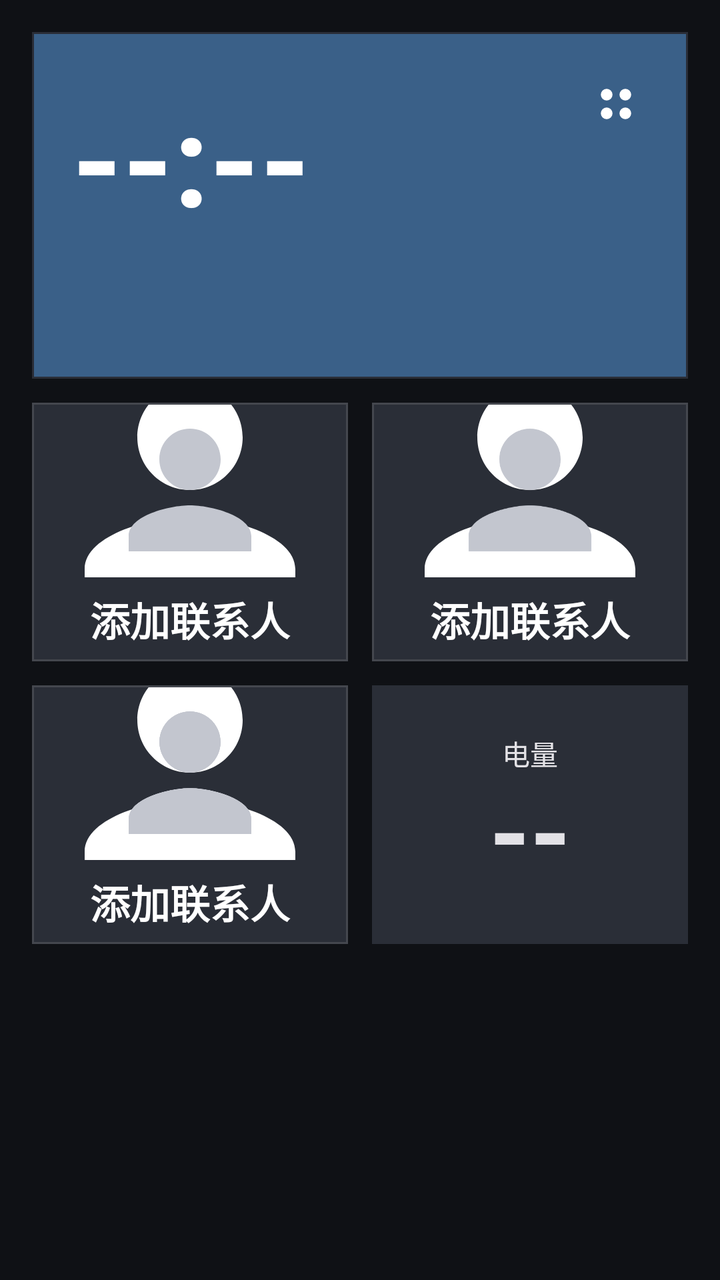
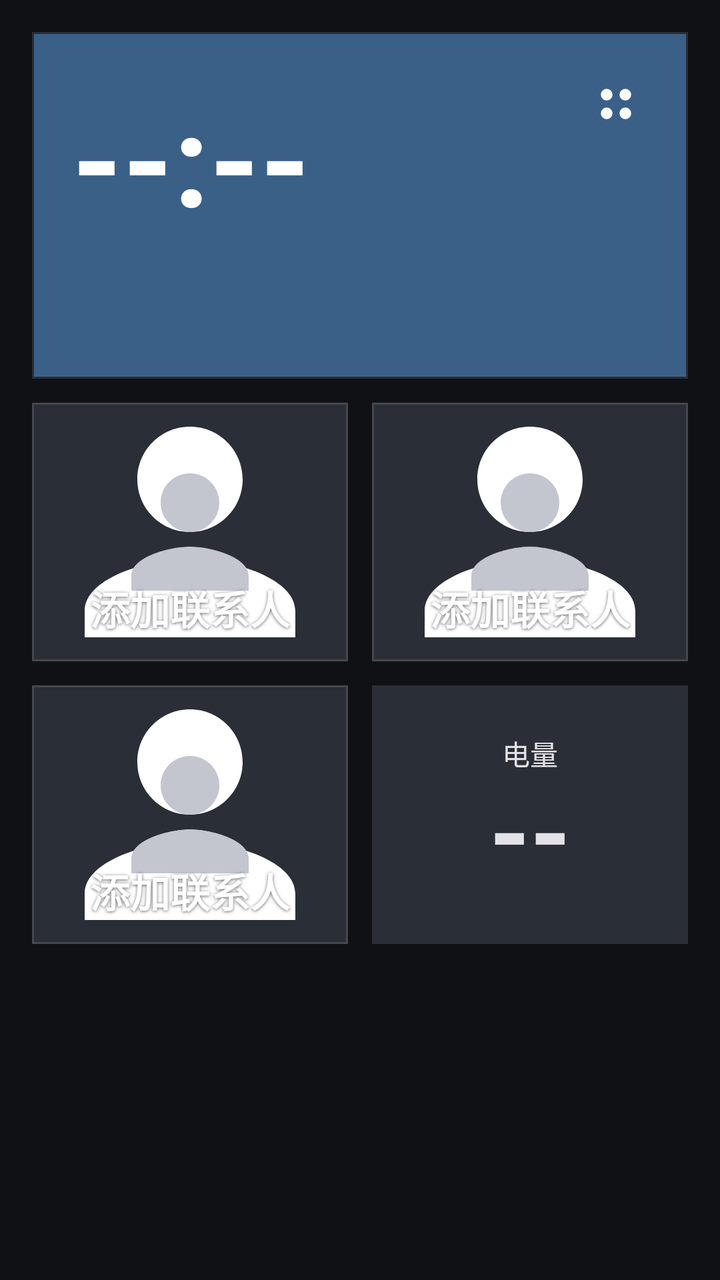

An Android layout rendered at two revisions. The XML below is the earlier revision; the diff shows what the commit changed to produce the second picture.
<!-- AndroidManifest.xml: application theme Theme.ElderLauncher -->
<!-- res/layout/activity_home.xml -->
<?xml version="1.0" encoding="utf-8"?>
<LinearLayout xmlns:android="http://schemas.android.com/apk/res/android"
    xmlns:app="http://schemas.android.com/apk/res-auto"
    android:orientation="vertical"
    android:padding="16dp"
    android:background="?android:colorBackground"
    android:layout_width="match_parent"
    android:layout_height="match_parent">

    
    <FrameLayout
        android:layout_width="match_parent"
        android:layout_height="wrap_content"
        android:layout_marginBottom="12dp">

        <com.google.android.material.card.MaterialCardView
            android:id="@+id/cardTime"
            android:layout_width="match_parent"
            android:layout_height="wrap_content"
            app:cardBackgroundColor="@color/colorTimeCard"
            app:cardCornerRadius="0dp"
            app:cardElevation="0dp"
            app:contentPadding="20dp">

            <LinearLayout
                android:id="@+id/timeBlock"
                android:orientation="vertical"
                android:layout_width="match_parent"
                android:layout_height="wrap_content"
                android:paddingEnd="64dp">

                <LinearLayout
                    android:orientation="horizontal"
                    android:gravity="center_vertical"
                    android:layout_width="wrap_content"
                    android:layout_height="wrap_content">

                    <TextView
                        android:id="@+id/tvTime"
                        android:layout_width="wrap_content"
                        android:layout_height="wrap_content"
                        android:text="--:--"
                        android:textSize="64sp"
                        android:textStyle="bold"
                        android:textColor="@android:color/white" />

                    <TextView
                        android:id="@+id/tvAmpm"
                        android:layout_width="wrap_content"
                        android:layout_height="wrap_content"
                        android:text=""
                        android:textSize="22sp"
                        android:textColor="@android:color/white"
                        android:layout_marginStart="12dp" />
                </LinearLayout>

                <TextView
                    android:id="@+id/tvDate"
                    android:layout_width="wrap_content"
                    android:layout_height="wrap_content"
                    android:text=""
                    android:textSize="18sp"
                    android:textColor="@android:color/white"
                    android:layout_marginTop="2dp" />

                <TextView
                    android:id="@+id/tvLunar"
                    android:layout_width="wrap_content"
                    android:layout_height="wrap_content"
                    android:text=""
                    android:textSize="16sp"
                    android:textColor="@android:color/white" />
            </LinearLayout>
        </com.google.android.material.card.MaterialCardView>

        
        <ImageButton
            android:id="@+id/btnSettings"
            android:layout_width="56dp"
            android:layout_height="56dp"
            android:layout_gravity="top|end"
            android:layout_margin="8dp"
            android:elevation="3dp"
            android:src="@drawable/ic_settings"
            android:background="?attr/selectableItemBackgroundBorderless"
            app:tint="@android:color/white"
            android:contentDescription="@string/home_settings"
            android:scaleType="centerInside" />
    </FrameLayout>

    
    <LinearLayout
        android:id="@+id/gridContacts"
        android:orientation="vertical"
        android:layout_width="match_parent"
        android:layout_height="0dp"
        android:layout_weight="1">

        <LinearLayout
            android:orientation="horizontal"
            android:layout_width="match_parent"
            android:layout_height="0dp"
            android:layout_weight="1">

            <com.google.android.material.card.MaterialCardView
                android:id="@+id/cardContact1"
                style="@style/ContactCard"
                android:layout_width="0dp"
                android:layout_height="match_parent"
                android:layout_weight="1"
                android:layout_marginEnd="6dp">
                <LinearLayout
                    android:orientation="vertical"
                    android:layout_width="match_parent"
                    android:layout_height="match_parent">
                    <FrameLayout
                        android:layout_width="match_parent"
                        android:layout_height="0dp"
                        android:layout_weight="1">
                        <com.google.android.material.imageview.ShapeableImageView
                            android:id="@+id/imgAvatar1"
                            android:layout_width="match_parent"
                            android:layout_height="match_parent"
                            android:scaleType="centerCrop"
                            android:src="@drawable/ic_person"
                            app:shapeAppearanceOverlay="@style/AvatarRounded" />
                        
                        <ImageView
                            android:id="@+id/ivPlaceholder1"
                            android:layout_width="92dp"
                            android:layout_height="92dp"
                            android:layout_gravity="center"
                            android:scaleType="fitCenter"
                            android:src="@drawable/ic_person"
                            app:tint="@color/colorOnSurfaceVariant" />
                    </FrameLayout>
                    <TextView
                        android:id="@+id/tvName1"
                        android:layout_width="match_parent"
                        android:layout_height="42dp"
                        android:gravity="center"
                        android:paddingHorizontal="6dp"
                        android:text="@string/contact_add"
                        android:textSize="20sp"
                        android:textStyle="bold"
                        android:textColor="@android:color/white"
                        android:ellipsize="end"
                        android:maxLines="1" />
                </LinearLayout>
            </com.google.android.material.card.MaterialCardView>

            <com.google.android.material.card.MaterialCardView
                android:id="@+id/cardContact2"
                style="@style/ContactCard"
                android:layout_width="0dp"
                android:layout_height="match_parent"
                android:layout_weight="1"
                android:layout_marginStart="6dp">
                <LinearLayout
                    android:orientation="vertical"
                    android:layout_width="match_parent"
                    android:layout_height="match_parent">
                    <FrameLayout
                        android:layout_width="match_parent"
                        android:layout_height="0dp"
                        android:layout_weight="1">
                        <com.google.android.material.imageview.ShapeableImageView
                            android:id="@+id/imgAvatar2"
                            android:layout_width="match_parent"
                            android:layout_height="match_parent"
                            android:scaleType="centerCrop"
                            android:src="@drawable/ic_person"
                            app:shapeAppearanceOverlay="@style/AvatarRounded" />
                        <ImageView
                            android:id="@+id/ivPlaceholder2"
                            android:layout_width="92dp"
                            android:layout_height="92dp"
                            android:layout_gravity="center"
                            android:scaleType="fitCenter"
                            android:src="@drawable/ic_person"
                            app:tint="@color/colorOnSurfaceVariant" />
                    </FrameLayout>
                    <TextView
                        android:id="@+id/tvName2"
                        android:layout_width="match_parent"
                        android:layout_height="42dp"
                        android:gravity="center"
                        android:paddingHorizontal="6dp"
                        android:text="@string/contact_add"
                        android:textSize="20sp"
                        android:textStyle="bold"
                        android:textColor="@android:color/white"
                        android:ellipsize="end"
                        android:maxLines="1" />
                </LinearLayout>
            </com.google.android.material.card.MaterialCardView>
        </LinearLayout>

        <LinearLayout
            android:orientation="horizontal"
            android:layout_width="match_parent"
            android:layout_height="0dp"
            android:layout_weight="1"
            android:layout_marginTop="12dp">

            <com.google.android.material.card.MaterialCardView
                android:id="@+id/cardContact3"
                style="@style/ContactCard"
                android:layout_width="0dp"
                android:layout_height="match_parent"
                android:layout_weight="1"
                android:layout_marginEnd="6dp">
                <LinearLayout
                    android:orientation="vertical"
                    android:layout_width="match_parent"
                    android:layout_height="match_parent">
                    <FrameLayout
                        android:layout_width="match_parent"
                        android:layout_height="0dp"
                        android:layout_weight="1">
                        <com.google.android.material.imageview.ShapeableImageView
                            android:id="@+id/imgAvatar3"
                            android:layout_width="match_parent"
                            android:layout_height="match_parent"
                            android:scaleType="centerCrop"
                            android:src="@drawable/ic_person"
                            app:shapeAppearanceOverlay="@style/AvatarRounded" />
                        <ImageView
                            android:id="@+id/ivPlaceholder3"
                            android:layout_width="92dp"
                            android:layout_height="92dp"
                            android:layout_gravity="center"
                            android:scaleType="fitCenter"
                            android:src="@drawable/ic_person"
                            app:tint="@color/colorOnSurfaceVariant" />
                    </FrameLayout>
                    <TextView
                        android:id="@+id/tvName3"
                        android:layout_width="match_parent"
                        android:layout_height="42dp"
                        android:gravity="center"
                        android:paddingHorizontal="6dp"
                        android:text="@string/contact_add"
                        android:textSize="20sp"
                        android:textStyle="bold"
                        android:textColor="@android:color/white"
                        android:ellipsize="end"
                        android:maxLines="1" />
                </LinearLayout>
            </com.google.android.material.card.MaterialCardView>

            
            <com.google.android.material.card.MaterialCardView
                android:id="@+id/cardBattery"
                android:layout_width="0dp"
                android:layout_height="match_parent"
                android:layout_weight="1"
                android:layout_marginStart="6dp"
                app:cardBackgroundColor="@color/colorBatteryNormalBg"
                app:cardCornerRadius="0dp"
                app:cardElevation="0dp"
                app:contentPadding="10dp">

                <LinearLayout
                    android:orientation="vertical"
                    android:gravity="center"
                    android:layout_width="match_parent"
                    android:layout_height="match_parent">

                    <TextView
                        android:id="@+id/tvBatteryLabel"
                        android:layout_width="wrap_content"
                        android:layout_height="wrap_content"
                        android:text="@string/home_battery"
                        android:textSize="14sp"
                        android:textColor="@color/colorBatteryNormalFg" />

                    <TextView
                        android:id="@+id/tvBattery"
                        android:layout_width="wrap_content"
                        android:layout_height="wrap_content"
                        android:text="--"
                        android:textSize="52sp"
                        android:textStyle="bold"
                        android:includeFontPadding="false"
                        android:textColor="@color/colorBatteryNormalFg" />
                </LinearLayout>
            </com.google.android.material.card.MaterialCardView>
        </LinearLayout>
    </LinearLayout>

    
    <View
        android:layout_width="match_parent"
        android:layout_height="0dp"
        android:layout_weight="0.56" />
</LinearLayout>
<!-- resources referenced by this layout -->
<resources>
  <color name="colorBatteryNormalBg">#2A2E37</color>
  <color name="colorBatteryNormalFg">#E3E2E6</color>
  <color name="colorOnSurfaceVariant">#C3C6CF</color>
  <color name="colorTimeCard">#3A6088</color>
  <!-- drawable ic_person (drawable) -->
  <vector xmlns:android="http://schemas.android.com/apk/res/android"
      android:width="56dp"
      android:height="56dp"
      android:viewportWidth="24"
      android:viewportHeight="24">
      <path
          android:fillColor="#FFFFFF"
          android:pathData="M12,12c2.21,0 4,-1.79 4,-4s-1.79,-4 -4,-4 -4,1.79 -4,4 1.79,4 4,4zM12,14c-2.67,0 -8,1.34 -8,4v2h16v-2c0,-2.66 -5.33,-4 -8,-4z" />
  </vector>
  <!-- drawable ic_settings (drawable) -->
  <vector xmlns:android="http://schemas.android.com/apk/res/android"
      android:width="28dp"
      android:height="28dp"
      android:viewportWidth="24"
      android:viewportHeight="24">
      
      <path android:fillColor="#FFFFFF" android:pathData="M5.5,8 a2.5,2.5 0 1,0 5,0 a2.5,2.5 0 1,0 -5,0 z" />
      <path android:fillColor="#FFFFFF" android:pathData="M13.5,8 a2.5,2.5 0 1,0 5,0 a2.5,2.5 0 1,0 -5,0 z" />
      <path android:fillColor="#FFFFFF" android:pathData="M5.5,16 a2.5,2.5 0 1,0 5,0 a2.5,2.5 0 1,0 -5,0 z" />
      <path android:fillColor="#FFFFFF" android:pathData="M13.5,16 a2.5,2.5 0 1,0 5,0 a2.5,2.5 0 1,0 -5,0 z" />
  </vector>
  <string name="contact_add">添加联系人</string>
  <string name="home_battery">电量</string>
  <string name="home_settings">设置</string>
  <style name="AvatarRounded">
          <item name="cornerFamily">rounded</item>
          <item name="cornerSize">0dp</item>
      </style>
  <style name="ContactCard" parent="Widget.Material3.CardView.Filled">
          <item name="cardBackgroundColor">?attr/colorSurfaceVariant</item>
          <item name="cardCornerRadius">0dp</item>
          <item name="cardElevation">0dp</item>
          <item name="contentPadding">0dp</item>
          <item name="strokeColor">?attr/colorOutline</item>
          <item name="strokeWidth">1dp</item>
      </style>
  <color name="colorPrimary">#AEC6FF</color>
  <color name="colorOnPrimary">#0B2F66</color>
  <color name="colorPrimaryContainer">#284786</color>
  <color name="colorOnPrimaryContainer">#D9E2FF</color>
  <color name="colorSecondary">#BEC6DC</color>
  <color name="colorOnSecondary">#283141</color>
  <color name="colorSecondaryContainer">#3E4759</color>
  <color name="colorOnSecondaryContainer">#DAE2F9</color>
  <color name="colorTertiary">#DDBCE4</color>
  <color name="colorOnTertiary">#3F2844</color>
  <color name="colorTertiaryContainer">#573E5C</color>
  <color name="colorOnTertiaryContainer">#FAD8FF</color>
  <color name="colorOnBackground">#E2E2E9</color>
  <color name="colorSurface">#1A1C22</color>
  <color name="colorOnSurface">#E3E2E6</color>
  <color name="colorSurfaceVariant">#2A2E37</color>
  <color name="colorSurfaceContainer">#1E2128</color>
  <color name="colorSurfaceContainerHigh">#282C34</color>
  <color name="colorSurfaceContainerHighest">#33373F</color>
  <color name="colorOutline">#44474E</color>
  <color name="colorOutlineVariant">#2A2E37</color>
  <color name="colorError">#FFB4AB</color>
  <color name="colorOnError">#690005</color>
  <color name="colorErrorContainer">#93000A</color>
  <color name="colorOnErrorContainer">#FFDAD6</color>
  <color name="colorBackground">#0F1115</color>
  <!-- unchanged entries left out for length: 1 -->
</resources>

<!-- the commit's change to res/layout/activity_home.xml (unified diff, before → after) -->
@@ -109,44 +109,46 @@
                 android:layout_height="match_parent"
                 android:layout_weight="1"
                 android:layout_marginEnd="6dp">
-                <LinearLayout
-                    android:orientation="vertical"
+                
+                <FrameLayout
                     android:layout_width="match_parent"
                     android:layout_height="match_parent">
-                    <FrameLayout
-                        android:layout_width="match_parent"
-                        android:layout_height="0dp"
-                        android:layout_weight="1">
-                        <com.google.android.material.imageview.ShapeableImageView
-                            android:id="@+id/imgAvatar1"
-                            android:layout_width="match_parent"
-                            android:layout_height="match_parent"
-                            android:scaleType="centerCrop"
-                            android:src="@drawable/ic_person"
-                            app:shapeAppearanceOverlay="@style/AvatarRounded" />
-                        
-                        <ImageView
-                            android:id="@+id/ivPlaceholder1"
-                            android:layout_width="92dp"
-                            android:layout_height="92dp"
-                            android:layout_gravity="center"
-                            android:scaleType="fitCenter"
-                            android:src="@drawable/ic_person"
-                            app:tint="@color/colorOnSurfaceVariant" />
-                    </FrameLayout>
+                    <com.google.android.material.imageview.ShapeableImageView
+                        android:id="@+id/imgAvatar1"
+                        android:layout_width="match_parent"
+                        android:layout_height="match_parent"
+                        android:scaleType="centerCrop"
+                        android:src="@drawable/ic_person"
+                        app:shapeAppearanceOverlay="@style/AvatarRounded" />
+                    
+                    <ImageView
+                        android:id="@+id/ivPlaceholder1"
+                        android:layout_width="88dp"
+                        android:layout_height="88dp"
+                        android:layout_gravity="center"
+                        android:scaleType="fitCenter"
+                        android:src="@drawable/ic_person"
+                        app:tint="@color/colorOnSurfaceVariant" />
                     <TextView
                         android:id="@+id/tvName1"
                         android:layout_width="match_parent"
-                        android:layout_height="42dp"
+                        android:layout_height="wrap_content"
+                        android:layout_gravity="bottom"
                         android:gravity="center"
                         android:paddingHorizontal="6dp"
+                        android:paddingTop="12dp"
+                        android:paddingBottom="12dp"
                         android:text="@string/contact_add"
                         android:textSize="20sp"
                         android:textStyle="bold"
                         android:textColor="@android:color/white"
+                        android:shadowColor="#99000000"
+                        android:shadowDx="0"
+                        android:shadowDy="1"
+                        android:shadowRadius="4"
                         android:ellipsize="end"
                         android:maxLines="1" />
-                </LinearLayout>
+                </FrameLayout>
             </com.google.android.material.card.MaterialCardView>
 
             <com.google.android.material.card.MaterialCardView
@@ -156,43 +158,44 @@
                 android:layout_height="match_parent"
                 android:layout_weight="1"
                 android:layout_marginStart="6dp">
-                <LinearLayout
-                    android:orientation="vertical"
+                <FrameLayout
                     android:layout_width="match_parent"
                     android:layout_height="match_parent">
-                    <FrameLayout
-                        android:layout_width="match_parent"
-                        android:layout_height="0dp"
-                        android:layout_weight="1">
-                        <com.google.android.material.imageview.ShapeableImageView
-                            android:id="@+id/imgAvatar2"
-                            android:layout_width="match_parent"
-                            android:layout_height="match_parent"
-                            android:scaleType="centerCrop"
-                            android:src="@drawable/ic_person"
-                            app:shapeAppearanceOverlay="@style/AvatarRounded" />
-                        <ImageView
-                            android:id="@+id/ivPlaceholder2"
-                            android:layout_width="92dp"
-                            android:layout_height="92dp"
-                            android:layout_gravity="center"
-                            android:scaleType="fitCenter"
-                            android:src="@drawable/ic_person"
-                            app:tint="@color/colorOnSurfaceVariant" />
-                    </FrameLayout>
+                    <com.google.android.material.imageview.ShapeableImageView
+                        android:id="@+id/imgAvatar2"
+                        android:layout_width="match_parent"
+                        android:layout_height="match_parent"
+                        android:scaleType="centerCrop"
+                        android:src="@drawable/ic_person"
+                        app:shapeAppearanceOverlay="@style/AvatarRounded" />
+                    <ImageView
+                        android:id="@+id/ivPlaceholder2"
+                        android:layout_width="88dp"
+                        android:layout_height="88dp"
+                        android:layout_gravity="center"
+                        android:scaleType="fitCenter"
+                        android:src="@drawable/ic_person"
+                        app:tint="@color/colorOnSurfaceVariant" />
                     <TextView
                         android:id="@+id/tvName2"
                         android:layout_width="match_parent"
-                        android:layout_height="42dp"
+                        android:layout_height="wrap_content"
+                        android:layout_gravity="bottom"
                         android:gravity="center"
                         android:paddingHorizontal="6dp"
+                        android:paddingTop="12dp"
+                        android:paddingBottom="12dp"
                         android:text="@string/contact_add"
                         android:textSize="20sp"
                         android:textStyle="bold"
                         android:textColor="@android:color/white"
+                        android:shadowColor="#99000000"
+                        android:shadowDx="0"
+                        android:shadowDy="1"
+                        android:shadowRadius="4"
                         android:ellipsize="end"
                         android:maxLines="1" />
-                </LinearLayout>
+                </FrameLayout>
             </com.google.android.material.card.MaterialCardView>
         </LinearLayout>
 
@@ -210,43 +213,44 @@
                 android:layout_height="match_parent"
                 android:layout_weight="1"
                 android:layout_marginEnd="6dp">
-                <LinearLayout
-                    android:orientation="vertical"
+                <FrameLayout
                     android:layout_width="match_parent"
                     android:layout_height="match_parent">
-                    <FrameLayout
-                        android:layout_width="match_parent"
-                        android:layout_height="0dp"
-                        android:layout_weight="1">
-                        <com.google.android.material.imageview.ShapeableImageView
-                            android:id="@+id/imgAvatar3"
-                            android:layout_width="match_parent"
-                            android:layout_height="match_parent"
-                            android:scaleType="centerCrop"
-                            android:src="@drawable/ic_person"
-                            app:shapeAppearanceOverlay="@style/AvatarRounded" />
-                        <ImageView
-                            android:id="@+id/ivPlaceholder3"
-                            android:layout_width="92dp"
-                            android:layout_height="92dp"
-                            android:layout_gravity="center"
-                            android:scaleType="fitCenter"
-                            android:src="@drawable/ic_person"
-                            app:tint="@color/colorOnSurfaceVariant" />
-                    </FrameLayout>
+                    <com.google.android.material.imageview.ShapeableImageView
+                        android:id="@+id/imgAvatar3"
+                        android:layout_width="match_parent"
+                        android:layout_height="match_parent"
+                        android:scaleType="centerCrop"
+                        android:src="@drawable/ic_person"
+                        app:shapeAppearanceOverlay="@style/AvatarRounded" />
+                    <ImageView
+                        android:id="@+id/ivPlaceholder3"
+                        android:layout_width="88dp"
+                        android:layout_height="88dp"
+                        android:layout_gravity="center"
+                        android:scaleType="fitCenter"
+                        android:src="@drawable/ic_person"
+                        app:tint="@color/colorOnSurfaceVariant" />
                     <TextView
                         android:id="@+id/tvName3"
                         android:layout_width="match_parent"
-                        android:layout_height="42dp"
+                        android:layout_height="wrap_content"
+                        android:layout_gravity="bottom"
                         android:gravity="center"
                         android:paddingHorizontal="6dp"
+                        android:paddingTop="12dp"
+                        android:paddingBottom="12dp"
                         android:text="@string/contact_add"
                         android:textSize="20sp"
                         android:textStyle="bold"
                         android:textColor="@android:color/white"
+                        android:shadowColor="#99000000"
+                        android:shadowDx="0"
+                        android:shadowDy="1"
+                        android:shadowRadius="4"
                         android:ellipsize="end"
                         android:maxLines="1" />
-                </LinearLayout>
+                </FrameLayout>
             </com.google.android.material.card.MaterialCardView>
 
             
